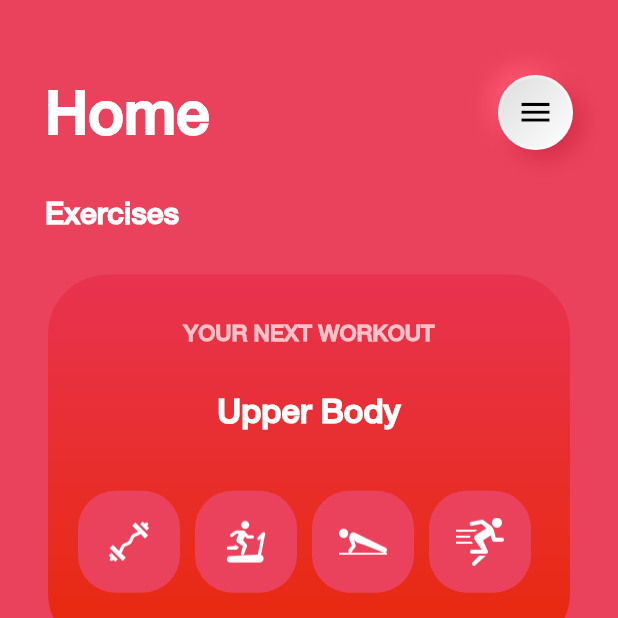
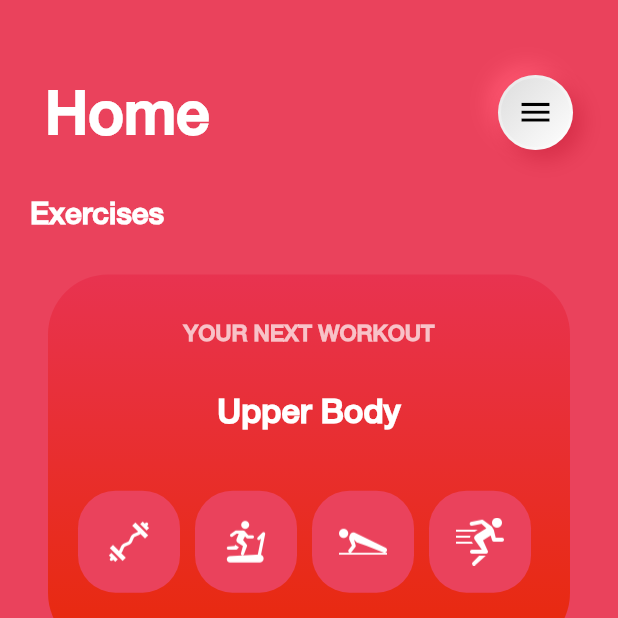
Before and after one commit to aaniish/SmartMS3, a Flutter app: the screen it shows after launch, on a phone screen of 412 x 824 dp, the top half of it. Run offline on Flutter 3.47's test engine with Material 2 defaults, Android fonts, the light colour scheme and no system bars; drawn by our look-alikes of clay_containers; our stand-ins replace cloud_firestore, fl_chart, flutter_blue; missing offline and left inert: date_time_format, oscilloscope; accounts and stored records are empty.

Commit message:
test commit

```diff
--- a/lib/pages/homepage_screen.dart
+++ b/lib/pages/homepage_screen.dart
@@ -36,7 +36,7 @@ class HomepageScreen extends StatelessWidget {
                 height: 30,
               ),
               Padding(
-                  padding: EdgeInsets.symmetric(horizontal: 30),
+                  padding: EdgeInsets.symmetric(horizontal: 20),
                   child: Text(
                     "Exercises",
                     style: TextStyle(
```
